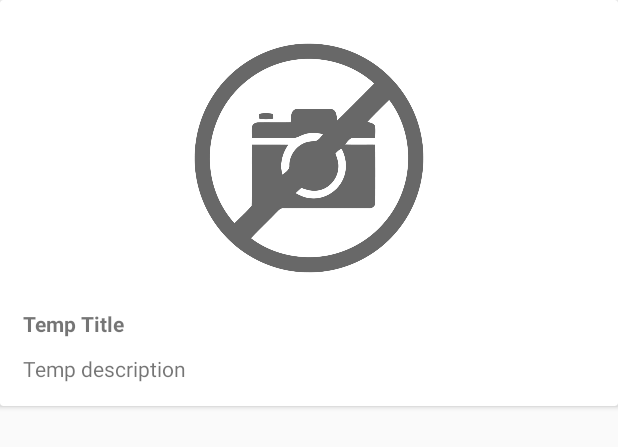
After one commit to gabydunn/jSoupAndroid, an Android app: the layout explore_recipecard.xml on its own in the app's theme, with its tools: preview values and no code run, on a phone screen of 412 x 824 dp. The commit adds this screen. Shown: the top 447 px of the screen. Run offline under Robolectric (Android 15) with nearby library versions, the phone set to English and light mode, and no system bars.

Commit message:
explore adapter done
still needs onclicklistener to be filled in

```diff
--- a/RecipeFeed/app/build.gradle
+++ b/RecipeFeed/app/build.gradle
@@ -21,6 +21,7 @@ android {
 dependencies {
     implementation fileTree(dir: 'libs', include: ['*.jar'])
     implementation 'com.android.support:appcompat-v7:28.0.0'
+    implementation 'com.squareup.picasso:picasso:2.5.2'
     implementation 'com.android.support.constraint:constraint-layout:1.1.3'
     implementation 'com.android.support:cardview-v7:28.0.0'
     implementation 'com.android.support:recyclerview-v7:28.0.0'
--- a/RecipeFeed/app/src/main/java/com/gdunn/owner/recipefeed/Fragmentviewpager.java
+++ b/RecipeFeed/app/src/main/java/com/gdunn/owner/recipefeed/Fragmentviewpager.java
@@ -7,10 +7,14 @@ import android.support.v4.app.Fragment;
 import android.view.LayoutInflater;
 import android.view.View;
 import android.view.ViewGroup;
+import android.widget.ImageView;
+
+import com.squareup.picasso.Picasso;
 
 
 public class Fragmentviewpager extends Fragment {
     View view;
+
     public Fragmentviewpager(){
 
     }
--- a/RecipeFeed/app/src/main/java/com/gdunn/owner/recipefeed/MainActivity.java
+++ b/RecipeFeed/app/src/main/java/com/gdunn/owner/recipefeed/MainActivity.java
@@ -20,8 +20,8 @@ public class MainActivity extends AppCompatActivity {
         viewPager = findViewById(R.id.viewPager_id);
         ViewPagerAdapter adapter = new ViewPagerAdapter(getSupportFragmentManager());
         //Add fragments
+        adapter.AddFragment(new FragmentExplore(), "Explore");
         adapter.AddFragment(new Fragmentviewpager(), "Saved");
-        adapter.AddFragment(new FragmentExplore(), "Explore");
         adapter.AddFragment(new FragmentYour(), "Your recipes");
         //Adapter setup
         viewPager.setAdapter(adapter);
--- a/RecipeFeed/app/src/main/res/layout/activity_main.xml
+++ b/RecipeFeed/app/src/main/res/layout/activity_main.xml
@@ -32,5 +32,5 @@
     <android.support.v4.view.ViewPager
         android:layout_width="match_parent"
         android:layout_height="match_parent"
-        android:id="@+id/viewPager_id"></android.support.v4.view.ViewPager>
+        android:id="@+id/viewPager_id"/>
 </LinearLayout>
--- /dev/null
+++ b/RecipeFeed/app/src/main/res/layout/explore_recipecard.xml
@@ -0,0 +1,40 @@
+<?xml version="1.0" encoding="utf-8"?>
+<android.support.v7.widget.CardView xmlns:android="http://schemas.android.com/apk/res/android"
+    android:layout_width="match_parent"
+    android:layout_height="wrap_content"
+    xmlns:app="http://schemas.android.com/apk/res-auto"
+    >
+    <RelativeLayout
+        android:layout_width="wrap_content"
+        android:layout_height="wrap_content"
+        android:orientation="vertical"
+        android:layout_margin="10dp"
+        android:id="@+id/recipecard_card">
+        <ImageView
+            android:layout_width="match_parent"
+            android:layout_height="180dp"
+            android:id="@+id/recipecard_image"
+            android:layout_margin="5dp"
+            android:src="@drawable/noimageicon"
+
+            />
+
+        <TextView
+            android:layout_width="match_parent"
+            android:layout_height="wrap_content"
+            android:text="Temp Title"
+            android:textStyle="bold"
+            android:layout_margin="5dp"
+            android:id="@+id/recipecard_title"
+            android:layout_below="@id/recipecard_image"/>
+        <TextView
+            android:layout_width="match_parent"
+            android:layout_height="wrap_content"
+            android:text="Temp description"
+            android:layout_margin="5dp"
+            android:id="@+id/recipecard_description"
+            android:layout_below="@id/recipecard_title"/>
+
+    </RelativeLayout>
+
+</android.support.v7.widget.CardView>
```
Also changed, not shown: RecipeFeed/app/src/main/java/com/gdunn/owner/recipefeed/ExploreRecyclerAdapter.java (added, +72 -0 lines), RecipeFeed/app/src/main/java/com/gdunn/owner/recipefeed/RecipeCardModel.java (added, +40 -0 lines), RecipeFeed/app/src/main/res/layout/explore_layout.xml (+4 -6 lines), RecipeFeed/app/src/main/res/layout/viewpager_layout.xml (+4 -6 lines), RecipeFeed/app/src/main/res/layout/your_layout.xml (+4 -6 lines), RecipeFeed/app/src/main/res/drawable/noimageicon.png (added).
